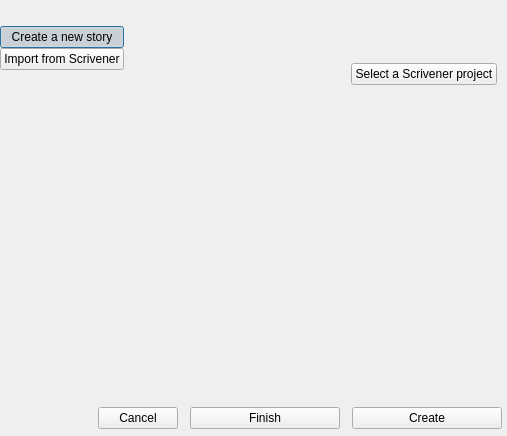
Above: ui/story_creation_dialog.ui from zkovari/plotlyst before the change. Below: the same form after it.
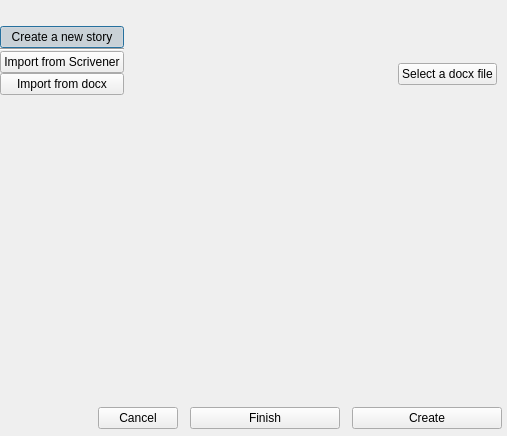
That is the form after the change. Custom widgets are drawn as their Qt base class.

Commit message: Import from docx

Patch:
```diff
--- a/ui/story_creation_dialog.ui
+++ b/ui/story_creation_dialog.ui
@@ -120,6 +120,13 @@
           </attribute>
          </widget>
         </item>
+        <item>
+         <widget class="Line" name="line">
+          <property name="orientation">
+           <enum>Qt::Horizontal</enum>
+          </property>
+         </widget>
+        </item>
         <item>
          <widget class="QPushButton" name="btnScrivener">
           <property name="cursor">
@@ -142,6 +149,28 @@
           </attribute>
          </widget>
         </item>
+        <item>
+         <widget class="QPushButton" name="btnDocx">
+          <property name="cursor">
+           <cursorShape>PointingHandCursor</cursorShape>
+          </property>
+          <property name="focusPolicy">
+           <enum>Qt::ClickFocus</enum>
+          </property>
+          <property name="text">
+           <string>Import from docx</string>
+          </property>
+          <property name="checkable">
+           <bool>true</bool>
+          </property>
+          <property name="main-side-nav" stdset="0">
+           <bool>true</bool>
+          </property>
+          <attribute name="buttonGroup">
+           <string notr="true">buttonGroup</string>
+          </attribute>
+         </widget>
+        </item>
         <item>
          <spacer name="verticalSpacer">
           <property name="orientation">
@@ -161,7 +190,7 @@
      <item>
       <widget class="QStackedWidget" name="stackedWidget">
        <property name="currentIndex">
-        <number>2</number>
+        <number>3</number>
        </property>
        <widget class="QWidget" name="pageNewStory">
         <layout class="QVBoxLayout" name="verticalLayout_3">
@@ -331,6 +360,64 @@
          </item>
         </layout>
        </widget>
+       <widget class="QWidget" name="pageDocx">
+        <layout class="QVBoxLayout" name="verticalLayout_8">
+         <property name="leftMargin">
+          <number>2</number>
+         </property>
+         <property name="topMargin">
+          <number>40</number>
+         </property>
+         <property name="rightMargin">
+          <number>10</number>
+         </property>
+         <property name="bottomMargin">
+          <number>2</number>
+         </property>
+         <item>
+          <widget class="Subtitle" name="subtitleDocx" native="true">
+           <property name="title" stdset="0">
+            <string>Import manuscript from docx</string>
+           </property>
+           <property name="icon" stdset="0">
+            <string>fa5.file-word</string>
+           </property>
+           <property name="description" stdset="0">
+            <string>Select a docx file to import your manuscript into Plotlyst.</string>
+           </property>
+          </widget>
+         </item>
+         <item alignment="Qt::AlignRight">
+          <widget class="QPushButton" name="btnLoadDocx">
+           <property name="cursor">
+            <cursorShape>PointingHandCursor</cursorShape>
+           </property>
+           <property name="text">
+            <string>Select a docx file</string>
+           </property>
+           <property name="positive" stdset="0">
+            <bool>true</bool>
+           </property>
+           <property name="confirm" stdset="0">
+            <bool>true</bool>
+           </property>
+          </widget>
+         </item>
+         <item>
+          <spacer name="verticalSpacer_4">
+           <property name="orientation">
+            <enum>Qt::Vertical</enum>
+           </property>
+           <property name="sizeHint" stdset="0">
+            <size>
+             <width>20</width>
+             <height>304</height>
+            </size>
+           </property>
+          </spacer>
+         </item>
+        </layout>
+       </widget>
        <widget class="QWidget" name="pageScrivenerPreview">
         <layout class="QVBoxLayout" name="verticalLayout_5">
          <property name="spacing">
```
The commit also changes 1 other file.
